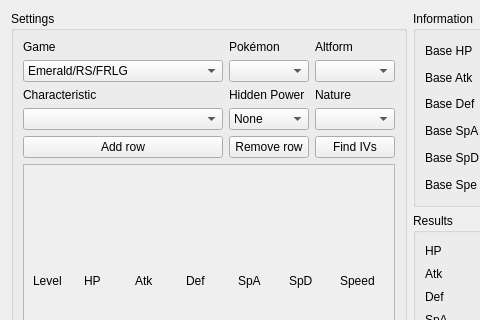
Admiral-Fish/PokeFinder, file Source/Form/Util/IVCalculator.ui: the form before one commit; both pictures show x 0 to 480 and y 0 to 320 of the 630 by 420 pixel window.
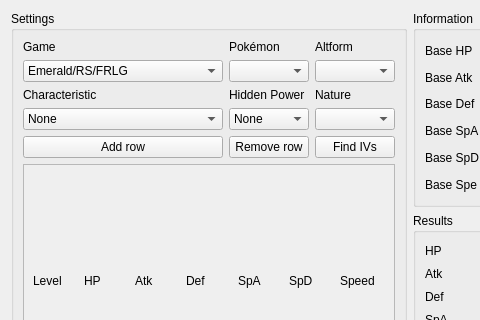
The form after the commit. Custom widgets are drawn as their Qt base class.

What changed in the file:
```diff
--- a/Source/Form/Util/IVCalculator.ui
+++ b/Source/Form/Util/IVCalculator.ui
@@ -85,7 +85,13 @@
        </widget>
       </item>
       <item row="3" column="0">
-       <widget class="QComboBox" name="comboBoxCharacteristic"/>
+       <widget class="QComboBox" name="comboBoxCharacteristic">
+        <item>
+         <property name="text">
+          <string>None</string>
+         </property>
+        </item>
+       </widget>
       </item>
       <item row="3" column="2">
        <widget class="QComboBox" name="comboBoxNature"/>
```
